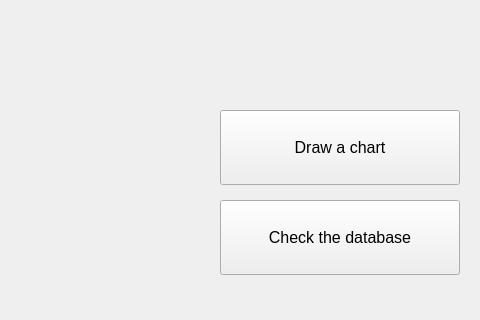
Above: mainwindow.ui from sebastiancial/bm before the change; both pictures show x 320 to 800 and y 280 to 600 of the 800 by 600 pixel window. Below: the same form after it.
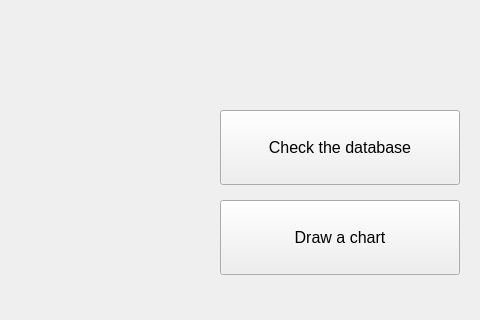
That is the form after the change. Icons and pictures are not drawn.

Patch:
```diff
--- a/mainwindow.ui
+++ b/mainwindow.ui
@@ -71,7 +71,7 @@
     <property name="geometry">
      <rect>
       <x>540</x>
-      <y>480</y>
+      <y>390</y>
       <width>240</width>
       <height>75</height>
      </rect>
@@ -91,7 +91,7 @@
     <property name="geometry">
      <rect>
       <x>540</x>
-      <y>390</y>
+      <y>480</y>
       <width>240</width>
       <height>75</height>
      </rect>
```
Left out of the diff: 19 changed lines with no effect on the pictures.
